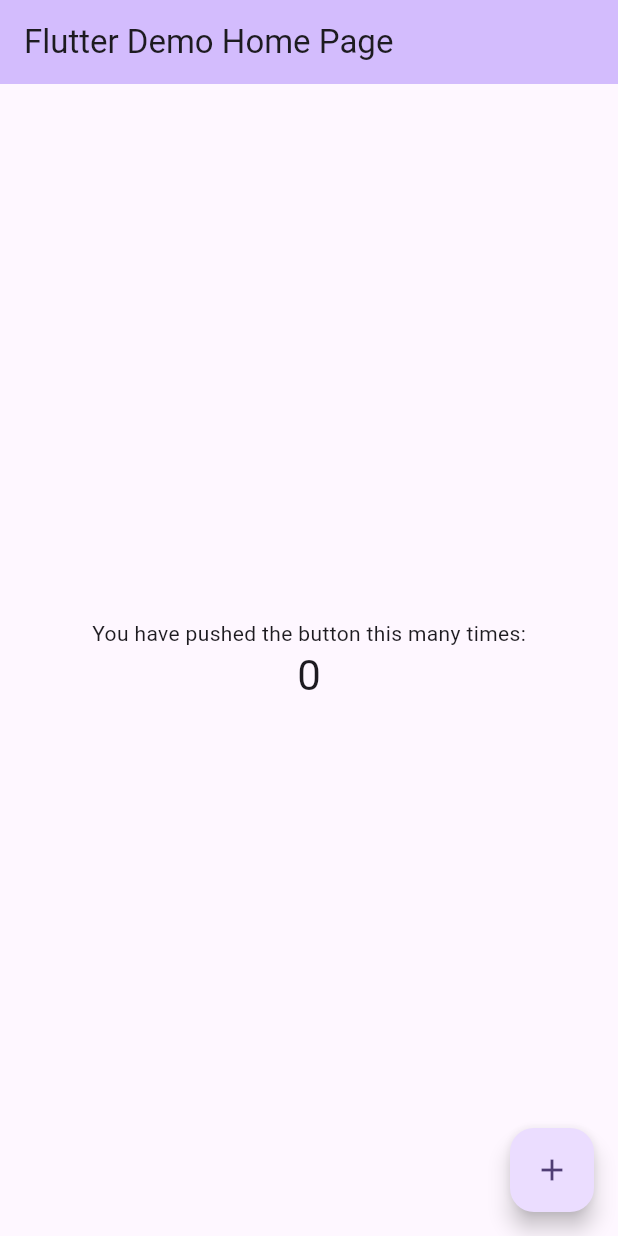
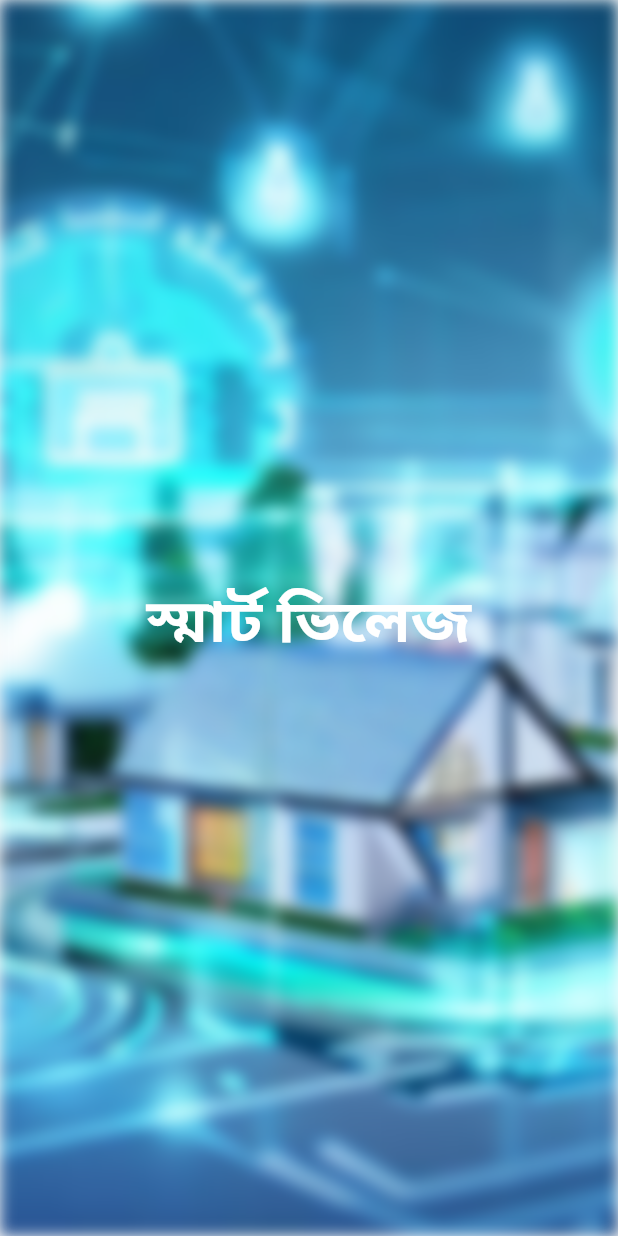
Before and after one commit to MiNHAZ-33/Null-App, a Flutter app: the first screen one second after launch, on a phone screen of 412 x 824 dp. Run offline on Flutter 3.47's test engine with Material 2 defaults, Android fonts, the phone set to English and light mode, and no system bars.

Commit message:
added splash screen

```diff
--- /dev/null
+++ b/client/smart_village/lib/constant/colors.dart
@@ -0,0 +1,6 @@
+import 'package:flutter/material.dart';
+
+const Color backgroundColor = Color(0xffE5D9B6);
+const Color primaryColor = Color(0xff285430);
+const Color secondaryColor = Color(0xffA4BE7B);
+const Color darkSecondaryColor = Color(0xff5F8D4E);
--- a/client/smart_village/lib/main.dart
+++ b/client/smart_village/lib/main.dart
@@ -1,4 +1,6 @@
 import 'package:flutter/material.dart';
+
+import 'screen/splash_screen..dart';
 
 void main() {
   runApp(const MyApp());
@@ -10,116 +12,13 @@ class MyApp extends StatelessWidget {
   // This widget is the root of your application.
   @override
   Widget build(BuildContext context) {
-    return MaterialApp(
-      title: 'Flutter Demo',
-      theme: ThemeData(
-        // This is the theme of your application.
-        //
-        // TRY THIS: Try running your application with "flutter run". You'll see
-        // the application has a blue toolbar. Then, without quitting the app,
-        // try changing the seedColor in the colorScheme below to Colors.green
-        // and then invoke "hot reload" (save your changes or press the "hot
-        // reload" button in a Flutter-supported IDE, or press "r" if you used
-        // the command line to start the app).
-        //
-        // Notice that the counter didn't reset back to zero; the application
-        // state is not lost during the reload. To reset the state, use hot
-        // restart instead.
-        //
-        // This works for code too, not just values: Most code changes can be
-        // tested with just a hot reload.
-        colorScheme: ColorScheme.fromSeed(seedColor: Colors.deepPurple),
-        useMaterial3: true,
-      ),
-      home: const MyHomePage(title: 'Flutter Demo Home Page'),
+    return const MaterialApp(
+      title: 'স্মার্ট ভিলেজ',
+      // theme: ThemeData(
+      //   colorScheme: ColorScheme.fromSeed(seedColor: Colors.deepPurple),
+      //   useMaterial3: true,
+      // ),
+      home: SplashScreen(),
     );
   }
 }
-
-class MyHomePage extends StatefulWidget {
-  const MyHomePage({super.key, required this.title});
-
-  // This widget is the home page of your application. It is stateful, meaning
-  // that it has a State object (defined below) that contains fields that affect
-  // how it looks.
-
-  // This class is the configuration for the state. It holds the values (in this
-  // case the title) provided by the parent (in this case the App widget) and
-  // used by the build method of the State. Fields in a Widget subclass are
-  // always marked "final".
-
-  final String title;
-
-  @override
-  State<MyHomePage> createState() => _MyHomePageState();
-}
-
-class _MyHomePageState extends State<MyHomePage> {
-  int _counter = 0;
-
-  void _incrementCounter() {
-    setState(() {
-      // This call to setState tells the Flutter framework that something has
-      // changed in this State, which causes it to rerun the build method below
-      // so that the display can reflect the updated values. If we changed
-      // _counter without calling setState(), then the build method would not be
-      // called again, and so nothing would appear to happen.
-      _counter++;
-    });
-  }
-
-  @override
-  Widget build(BuildContext context) {
-    // This method is rerun every time setState is called, for instance as done
-    // by the _incrementCounter method above.
-    //
-    // The Flutter framework has been optimized to make rerunning build methods
-    // fast, so that you can just rebuild anything that needs updating rather
-    // than having to individually change instances of widgets.
-    return Scaffold(
-      appBar: AppBar(
-        // TRY THIS: Try changing the color here to a specific color (to
-        // Colors.amber, perhaps?) and trigger a hot reload to see the AppBar
-        // change color while the other colors stay the same.
-        backgroundColor: Theme.of(context).colorScheme.inversePrimary,
-        // Here we take the value from the MyHomePage object that was created by
-        // the App.build method, and use it to set our appbar title.
-        title: Text(widget.title),
-      ),
-      body: Center(
-        // Center is a layout widget. It takes a single child and positions it
-        // in the middle of the parent.
-        child: Column(
-          // Column is also a layout widget. It takes a list of children and
-          // arranges them vertically. By default, it sizes itself to fit its
-          // children horizontally, and tries to be as tall as its parent.
-          //
-          // Column has various properties to control how it sizes itself and
-          // how it positions its children. Here we use mainAxisAlignment to
-          // center the children vertically; the main axis here is the vertical
-          // axis because Columns are vertical (the cross axis would be
-          // horizontal).
-          //
-          // TRY THIS: Invoke "debug painting" (choose the "Toggle Debug Paint"
-          // action in the IDE, or press "p" in the console), to see the
-          // wireframe for each widget.
-          mainAxisAlignment: MainAxisAlignment.center,
-          children: <Widget>[
-            const Text(
-              'You have pushed the button this many times:',
-            ),
-            Text(
-              '$_counter',
-              style: Theme.of(context).textTheme.headlineMedium,
-            ),
-          ],
-        ),
-      ),
-      floatingActionButton: FloatingActionButton(
-        onPressed: _incrementCounter,
-        tooltip: 'Increment',
-        child: const Icon(Icons.add),
-      ), // This trailing comma makes auto-formatting nicer for build methods.
-    );
-  }
-}
--- /dev/null
+++ b/client/smart_village/lib/screen/landing_page.dart
@@ -0,0 +1,10 @@
+import 'package:flutter/material.dart';
+
+class LandingPage extends StatelessWidget {
+  const LandingPage({super.key});
+
+  @override
+  Widget build(BuildContext context) {
+    return const Placeholder();
+  }
+}
--- /dev/null
+++ b/client/smart_village/lib/screen/splash_screen..dart
@@ -0,0 +1,57 @@
+import 'dart:async';
+import 'dart:ui';
+
+import 'package:flutter/material.dart';
+import 'package:smart_village/screen/landing_page.dart';
+
+class SplashScreen extends StatefulWidget {
+  const SplashScreen({super.key});
+
+  @override
+  State<SplashScreen> createState() => _SplashScreenState();
+}
+
+class _SplashScreenState extends State<SplashScreen> {
+  @override
+  void initState() {
+    Timer(const Duration(seconds: 3), () {
+      Navigator.push(
+        context,
+        MaterialPageRoute(builder: (context) => const LandingPage()),
+      );
+    });
+    super.initState();
+  }
+
+  @override
+  Widget build(BuildContext context) {
+    return Scaffold(
+      body: Stack(
+        children: [
+          // The image widget that fills the entire screen
+          ImageFiltered(
+            imageFilter: ImageFilter.blur(sigmaX: 5.0, sigmaY: 5.0),
+            child: Image.asset(
+              "assets/splash.png",
+              fit: BoxFit.cover,
+              height: double.infinity,
+              width: double.infinity,
+            ),
+          ),
+          // The text widget that is aligned in the center
+          const Align(
+            alignment: Alignment.center,
+            child: Text(
+              "স্মার্ট ভিলেজ",
+              style: TextStyle(
+                color: Colors.white,
+                fontSize: 40,
+                fontWeight: FontWeight.bold,
+              ),
+            ),
+          ),
+        ],
+      ),
+    );
+  }
+}
```
Also changed, not shown: client/smart_village/pubspec.yaml (+6 -2 lines), client/smart_village/assets/splash.png (added), client/smart_village/lib/provider/landing_provider.dart (added), client/smart_village/pubspec.lock.
